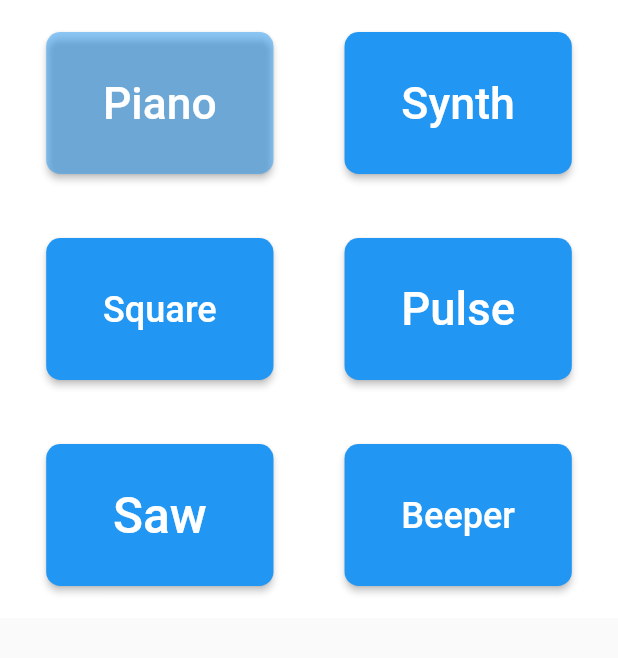
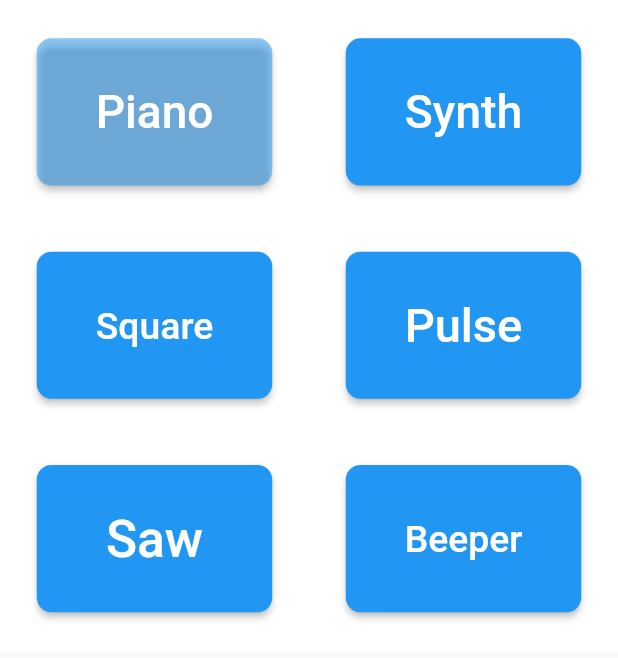
Before and after one commit to gregogiudici/SoundFont_Player, a Flutter app: the KeyboardControl widget shown alone on an empty page, opened directly, on a phone screen of 412 x 824 dp. Shown: the top 658 px of the screen. Run offline on Flutter 3.47's test engine with Material 2 defaults, Android fonts, the phone set to English and light mode, and no system bars; missing offline and left inert: flutter_midi, piano.

Commit message:
Aggiustate dimensioni

```diff
--- a/lib/keyboard/keyboard_control.dart
+++ b/lib/keyboard/keyboard_control.dart
@@ -9,7 +9,7 @@ class KeyboardControl extends StatelessWidget {
     return Container(
       color: Colors.white,
         width: size.width,//isPortrait ? 200 : 600,
-        height: isPortrait ? size.height/2 : size.height/3.2,//isPortrait? 400 : 200,
+        height: isPortrait ? size.height/1.9 : size.height/3.1,//isPortrait? 400 : 200,
         child: FittedBox(
             fit: BoxFit.contain,
             child: Column(
--- a/lib/player_state.dart
+++ b/lib/player_state.dart
@@ -128,10 +128,10 @@ class PlayerState extends ChangeNotifier {
 
     _subscription = Stream.periodic(
       Duration(milliseconds: _playSpeed),
-    ).listen((value) => playSample());
+    ).listen((value) => playSamples());
   }
 
-  void playSample() {
+  void playSamples() {
     _selectedColumn = (_selectedColumn + 1) % nButtons;
 
     _selectedButtons[_selectedColumn]?.forEach((row, isSelected) {
```
Also changed, not shown: lib/main.dart (+11 -22 lines).
